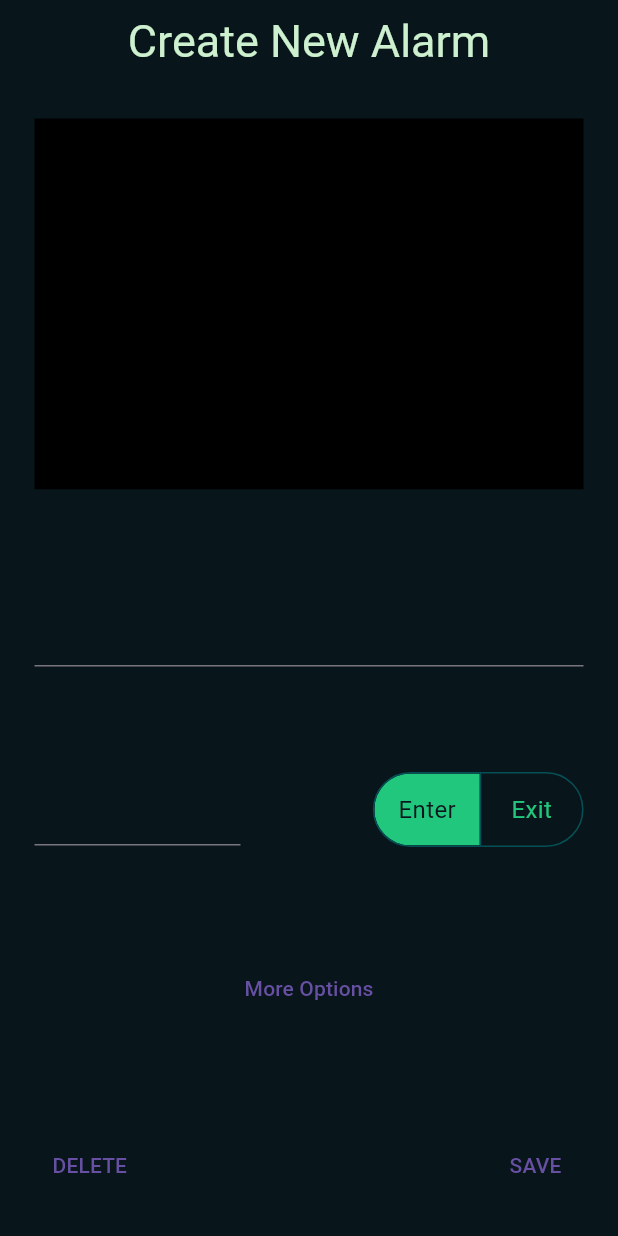
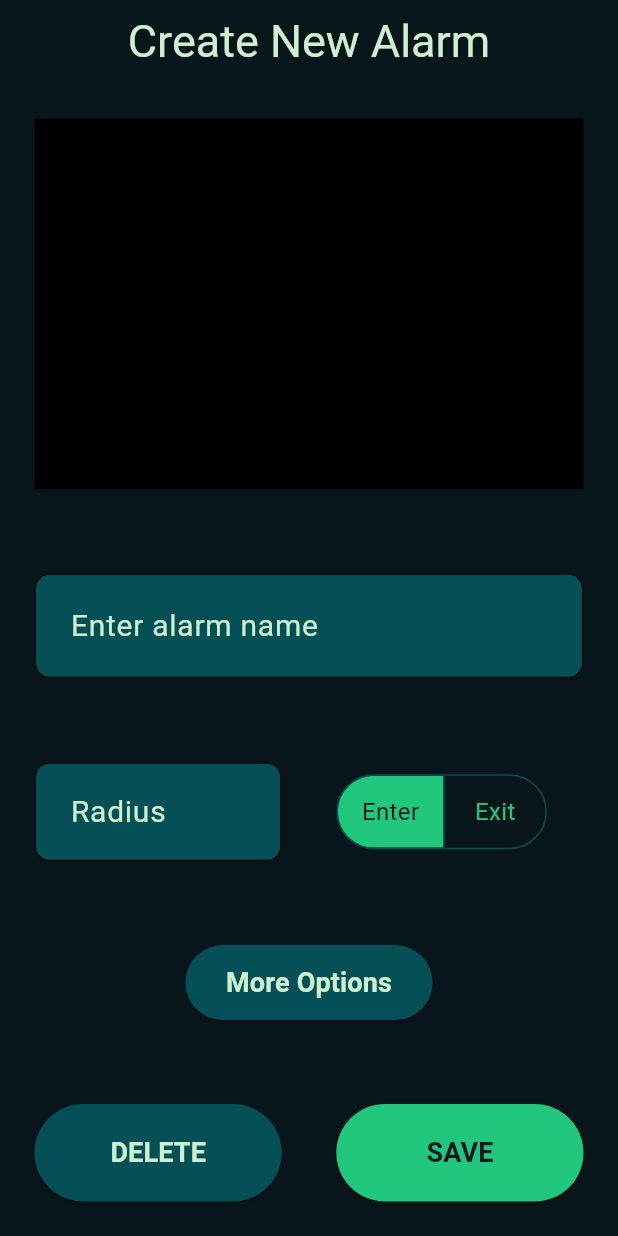
Before and after one commit to HOX-Aswin/GPS-Alarm, a Flutter app: the screen it shows after launch, on a phone screen of 412 x 824 dp. Run offline on Flutter 3.47's test engine with Material 3 defaults, Android fonts, the phone set to English and light mode, and no system bars.

Commit message:
UI Update

```diff
--- a/lib/main.dart
+++ b/lib/main.dart
@@ -8,16 +8,14 @@ void main() {
 
 class MyApp extends StatelessWidget {
   const MyApp({super.key});
-//akesh
   @override
   Widget build(BuildContext context) {
     return MaterialApp(
       title: 'GPS Alarm',
       theme: ThemeData(),
       debugShowCheckedModeBanner: false,
-      home: AddNewAlarmScreen(
+      home: const AddNewAlarmScreen(
         titlename: "Create New Alarm",
-        //aswin
       ),
     );
   }
--- a/lib/screens/add_new_alarm_scree.dart
+++ b/lib/screens/add_new_alarm_scree.dart
@@ -1,9 +1,9 @@
 import 'package:flutter/material.dart';
 
 class AddNewAlarmScreen extends StatefulWidget {
-  final titlename;
+  final dynamic titlename;
 
-  AddNewAlarmScreen({
+  const AddNewAlarmScreen({
     super.key,
     this.titlename,
   });
@@ -17,14 +17,21 @@ class _AddNewAlarmScreenState extends State<AddNewAlarmScreen> {
 
   @override
   Widget build(BuildContext context) {
+    final border = OutlineInputBorder(
+      borderSide: const BorderSide(
+        width: 1.0,
+        style: BorderStyle.solid,
+      ),
+      borderRadius: BorderRadius.circular(10),
+    );
     return Scaffold(
-      backgroundColor: Color(0xFF08151A),
+      backgroundColor: const Color(0xFF08151A),
       appBar: AppBar(
-        backgroundColor: Color(0xFF08151A),
+        backgroundColor: const Color(0xFF08151A),
         centerTitle: true,
         title: Text(
           widget.titlename,
-          style: TextStyle(
+          style: const TextStyle(
             fontSize: 30,
             color: Color(0xFFCDF0CF),
           ),
@@ -38,39 +45,57 @@ class _AddNewAlarmScreenState extends State<AddNewAlarmScreen> {
           children: [
             Container(
               height: MediaQuery.of(context).size.height * 0.30,
-              color: Color(0xFF000000),
+              color: const Color(0xFF000000),
             ),
-            TextField(),
+            TextField(
+              decoration: InputDecoration(
+                filled: true,
+                fillColor: const Color(0xFF055056),
+                enabledBorder: border,
+                focusedBorder: border,
+                contentPadding: const EdgeInsets.symmetric(
+                  horizontal: 20,
+                  vertical: 20,
+                ),
+                hintText: 'Enter alarm name',
+                hintStyle: const TextStyle(
+                  fontSize: 20,
+                  color: Color(0xFFCDF0CF),
+                ),
+              ),
+            ),
             Row(
               mainAxisAlignment: MainAxisAlignment.spaceBetween,
               children: [
                 SizedBox(
-                  width: MediaQuery.of(context).size.width / 3,
-                  child: TextField(),
+                  width: MediaQuery.of(context).size.width * 0.40,
+                  child: TextField(
+                    decoration: InputDecoration(
+                      filled: true,
+                      fillColor: const Color(0xFF055056),
+                      enabledBorder: border,
+                      focusedBorder: border,
+                      contentPadding: const EdgeInsets.symmetric(
+                        horizontal: 20,
+                        vertical: 18,
                       ),
-                ToggleButtons(
-                  borderColor: Color(0xFF055056),
-                  selectedBorderColor: Color(0xFF055056),
-                  fillColor: Color(0xFF21C77D),
-                  selectedColor: Color(0xFF09161C),
-                  color: Color(0xFF21C77D),
-                  borderRadius: BorderRadius.circular(30),
-                  children: <Widget>[
-                    Padding(
-                      padding: const EdgeInsets.symmetric(horizontal: 16),
-                      child: Text(
-                        'Enter',
-                        style: TextStyle(fontSize: 16),
+                      hintText: 'Radius',
+                      hintStyle: const TextStyle(
+                        fontSize: 20,
+                        color: Color(0xFFCDF0CF),
                       ),
                     ),
-                    Padding(
-                      padding: const EdgeInsets.symmetric(horizontal: 20),
-                      child: Text(
-                        'Exit',
-                        style: TextStyle(fontSize: 16),
                   ),
                 ),
-                  ],
+                SizedBox(
+                  width: MediaQuery.of(context).size.width * 0.40,
+                  child: ToggleButtons(
+                    borderColor: const Color(0xFF055056),
+                    selectedBorderColor: const Color(0xFF055056),
+                    fillColor: const Color(0xFF21C77D),
+                    selectedColor: const Color(0xFF09161C),
+                    color: const Color(0xFF21C77D),
+                    borderRadius: BorderRadius.circular(30),
                     isSelected: isSelected,
                     onPressed: (int index) {
                       setState(
@@ -81,23 +106,85 @@ class _AddNewAlarmScreenState extends State<AddNewAlarmScreen> {
                         },
                       );
                     },
-                )
+                    children: const <Widget>[
+                      Padding(
+                        padding: EdgeInsets.symmetric(horizontal: 16),
+                        child: Text(
+                          'Enter',
+                          style: TextStyle(fontSize: 16),
+                        ),
+                      ),
+                      Padding(
+                        padding: EdgeInsets.symmetric(horizontal: 20),
+                        child: Text(
+                          'Exit',
+                          style: TextStyle(fontSize: 16),
+                        ),
+                      ),
                     ],
                   ),
-            TextButton(onPressed: () {}, child: Text("More Options")),
+                ),
+              ],
+            ),
+            SizedBox(
+              width: MediaQuery.of(context).size.width * 0.40,
+              height: 50,
+              child: ElevatedButton(
+                onPressed: () {},
+                style: ElevatedButton.styleFrom(
+                  backgroundColor: const Color(0xFF055056),
+                ),
+                child: const Text(
+                  "More Options",
+                  style: TextStyle(
+                    color: Color(0xFFCDF0CF),
+                    fontSize: 18,
+                    fontWeight: FontWeight.bold,
+                  ),
+                ),
+              ),
+            ),
             Row(
               mainAxisAlignment: MainAxisAlignment.spaceBetween,
               children: [
-                TextButton(
+                SizedBox(
+                  width: MediaQuery.of(context).size.width * 0.40,
+                  height: 65,
+                  child: ElevatedButton(
                     onPressed: () {},
-                  child: Text("DELETE"),
+                    style: ElevatedButton.styleFrom(
+                      backgroundColor: const Color(0xFF055056),
                     ),
-                TextButton(
+                    child: const Text(
+                      "DELETE",
+                      style: TextStyle(
+                        color: Color(0xFFCDF0CF),
+                        fontSize: 18,
+                        fontWeight: FontWeight.bold,
+                      ),
+                    ),
+                  ),
+                ),
+                SizedBox(
+                  width: MediaQuery.of(context).size.width * 0.40,
+                  height: 65,
+                  child: ElevatedButton(
                     onPressed: () {},
-                  child: Text("SAVE"),
-                )
+                    style: ElevatedButton.styleFrom(
+                      backgroundColor: const Color(0xFF21C77D),
+                    ),
+                    child: const Text(
+                      "SAVE",
+                      style: TextStyle(
+                        color: Color(0xFF09161C),
+                        fontSize: 18,
+                        fontWeight: FontWeight.bold,
+                      ),
+                    ),
+                  ),
+                ),
               ],
-            )
+            ),
           ],
         ),
       ),
```
Lines whose indentation alone changed are shown as unchanged.
